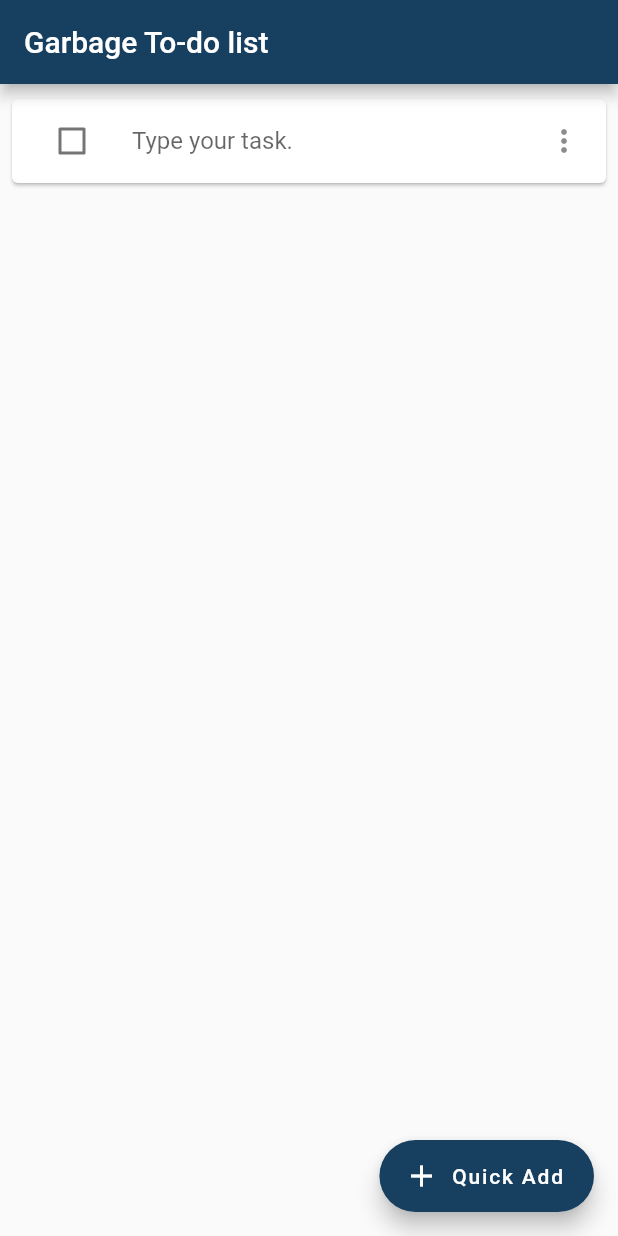
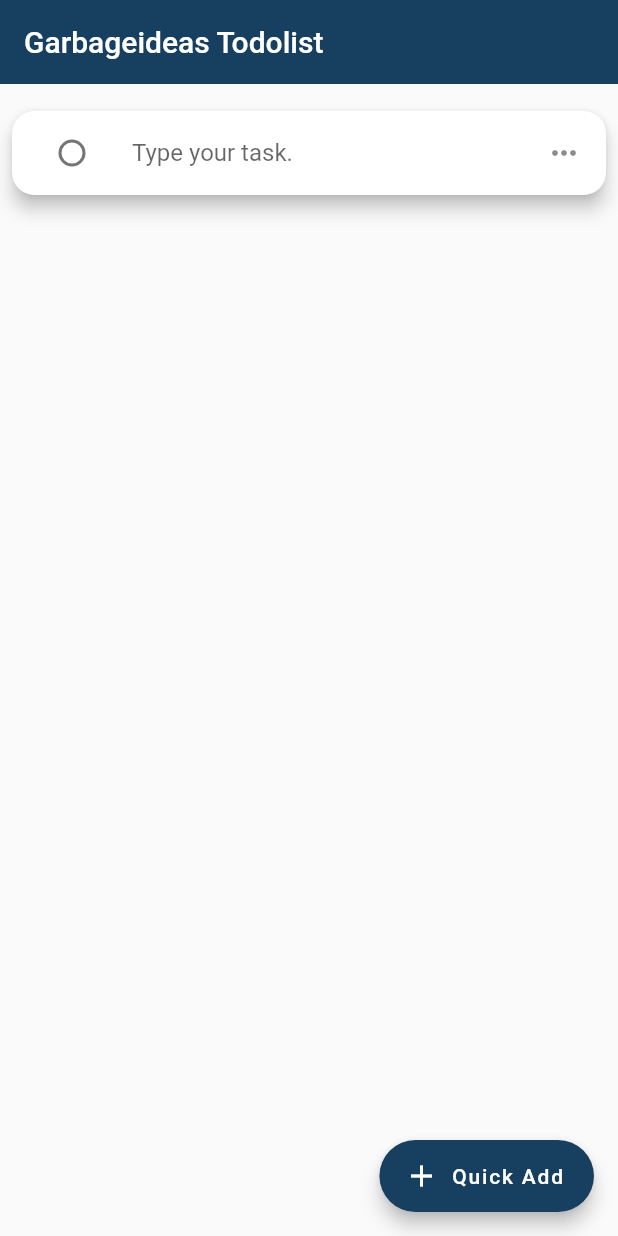
Before and after one commit to Garbageideas/to-do-list, a Flutter app: the screen it shows after launch, after a tap on "Quick Add", on a phone screen of 412 x 824 dp. Run offline on Flutter 3.47's test engine with Material 2 defaults, Android fonts, the phone set to English and light mode, and no system bars; our stand-ins replace circular_check_box.

Commit message:
#디자인 디자인개선

```diff
--- a/lib/app.dart
+++ b/lib/app.dart
@@ -16,6 +16,7 @@ import 'package:flutter/material.dart';
 import 'package:to_do_list/src/theme.dart';
 import 'package:to_do_list/models/todos.dart';
 import 'package:provider/provider.dart';
+import 'package:circular_check_box/circular_check_box.dart';
 
 class TodoListApp extends StatefulWidget {
   @override
@@ -23,7 +24,6 @@ class TodoListApp extends StatefulWidget {
 }
 
 class _TodoListAppState extends State<TodoListApp> {
-
   @override
   Widget build(BuildContext context) {
     var _todos = Provider.of<TodosModel>(context);
@@ -33,44 +33,59 @@ class _TodoListAppState extends State<TodoListApp> {
       theme: ProtoTheme.theme,
       home: Scaffold(
         appBar: AppBar(
-          title: Text("Garbage To-do list"),
+          elevation: 0.0,
+          title: Text('Garbageideas Todolist'),
         ),
         body: Column(
           children: <Widget>[
             Consumer<TodosModel>(
-
               builder: (context, todos, child) => Flexible(
                 child: ListView.builder(
                     padding: EdgeInsets.all(8.0),
                     itemCount: todos.length,
                     itemBuilder: (context, index) {
-
                       return Dismissible(
+                        direction: DismissDirection.endToStart,
                         key: todos.getKey(index),
                         onDismissed: (direction) {
                           _todos.removeByKey(todos.getKey(index));
-                          Scaffold
-                            .of(context)
-                            .showSnackBar(SnackBar(content: Text("SWIPE TO REMOVE"),));
+                          Scaffold.of(context).showSnackBar(SnackBar(
+                            content: Text('Forget it!'),
+                          ));
                         },
-                      background: Container(
+                        background: Padding(
+                          padding: const EdgeInsets.symmetric(vertical: 20.0),
+                          child: Container(
+                            alignment: Alignment.center,
                             color: ProtoTheme.red,
                             child: Container(
-                          child: Center(child: Text('SWIPE TO REMOVE', style: TextStyle(color: Colors.white, fontWeight: FontWeight.bold),),),
+                              child: Padding(
+                                padding: const EdgeInsets.all(5.0),
+                                child: Align(
+                                  alignment: Alignment.centerRight,
+                                  child: Text(
+                                    'SWIFE TO REMOVE',
+                                    style: TextStyle(
+                                        color: Colors.white,
+                                        fontWeight: FontWeight.bold),
                                   ),
                                 ),
-                      child: TaskWidget(index: index, name: todos.getName(index)),
+                              ),
+                            ),
+                          ),
+                        ),
+                        child: TaskWidget(
+                            index: index, name: todos.getName(index)),
                       );
-                  }
-                ),
+                    }),
               ),
             ),
           ],
         ),
         floatingActionButton: FloatingActionButton.extended(
+          elevation: ProtoTheme.elevationLayerOne,
           onPressed: () {
             _todos.add(Task());
-
           },
           label: Text('Quick Add'),
           icon: Icon(Icons.add),
@@ -104,31 +119,33 @@ class _TaskWidgetState extends State<TaskWidget> {
     TodosModel _todos = Provider.of<TodosModel>(context);
 
     return Card(
-      margin: const EdgeInsets.symmetric(vertical: 2.0),
+      shape: RoundedRectangleBorder(
+        borderRadius: BorderRadius.circular(15.0),
+      ),
+
+      elevation: ProtoTheme.elevationLayerOne,
+      margin: const EdgeInsets.symmetric(vertical: 10.0),
       child: ListTile(
-        leading: Checkbox(
+        leading: CircularCheckBox(
           value: _todos.getChecked(index),
           onChanged: (bool newValue) {
             _todos.setChecked(index, newValue);
-
           },
         ),
         title: Container(
           child: TextField(
-            style: _todos.getChecked(index) ? _checkedTxtStyle : _notCheckedTxtStyle,
+            style: _todos.getChecked(index)
+                ? _checkedTxtStyle
+                : _notCheckedTxtStyle,
             autocorrect: false,
             controller: _textController,
-            decoration: InputDecoration.collapsed(
-              hintText: 'Type your task.'
-            ),
+            decoration: InputDecoration.collapsed(hintText: 'Type your task.'),
             onChanged: (text) {
               _todos.setName(index, text);
             },
           ),
         ),
-        trailing: Icon(
-          Icons.more_vert
-        ),
+        trailing: Icon(Icons.more_horiz),
       ),
     );
   }
--- a/lib/src/theme.dart
+++ b/lib/src/theme.dart
@@ -12,6 +12,8 @@ class ProtoTheme {
   static const green = Color(0xff3caea3);
   static const yellow = Color(0xfff6d55c);
   static const red = Color(0xffed553b);
+
+  static const num elevationLayerOne = 5.0;
 
 
   static get theme {
--- a/pubspec.yaml
+++ b/pubspec.yaml
@@ -24,6 +24,7 @@ dependencies:
   # Use with the CupertinoIcons class for iOS style icons.
   cupertino_icons: ^0.1.2
   provider: ^3.0.0+1
+  circular_check_box: ^1.0.1
 
 dev_dependencies:
   flutter_test:
```
Also changed, not shown: pubspec.lock. Lines whose indentation alone changed are shown as unchanged.
